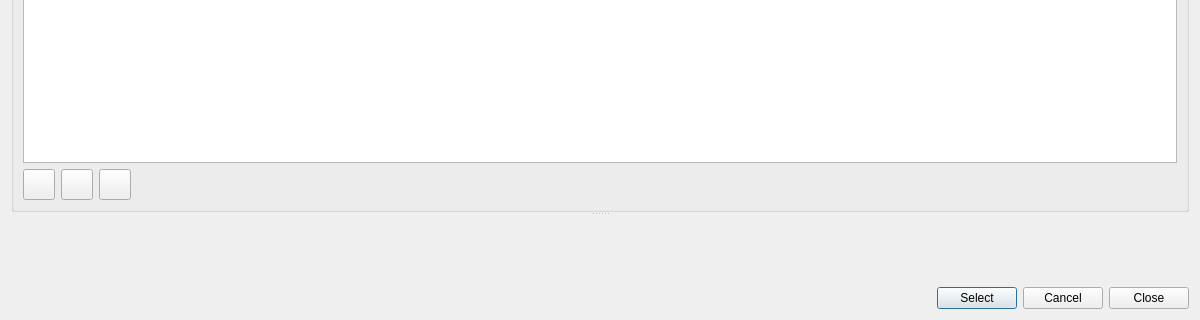
Above: SIM-VICUS/src/SVDBConstructionEditDialog.ui from ghorwin/SIM-VICUS before the change; both pictures show x 0 to 1200 and y 380 to 700 of the 1200 by 700 pixel window. Below: the same form after it.
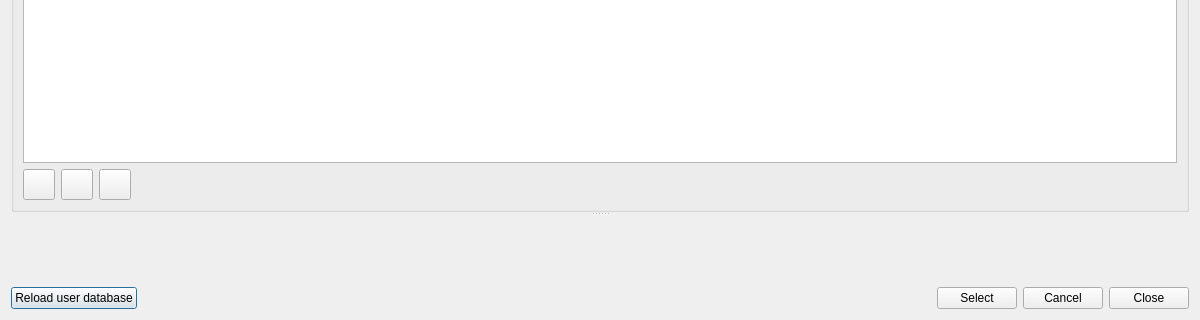
That is the form after the change. Icons and pictures are not drawn. Custom widgets are drawn as their Qt base class.

Commit message: Added button to restore user-DB from database file.

```diff
--- a/SIM-VICUS/src/SVDBConstructionEditDialog.ui
+++ b/SIM-VICUS/src/SVDBConstructionEditDialog.ui
@@ -108,6 +108,13 @@
    </item>
    <item>
     <layout class="QHBoxLayout" name="horizontalLayout">
+     <item>
+      <widget class="QPushButton" name="pushButtonReloadUserDB">
+       <property name="text">
+        <string>Reload user database</string>
+       </property>
+      </widget>
+     </item>
      <item>
       <spacer name="horizontalSpacer_2">
        <property name="orientation">
```
The commit also changes 3 other files.
